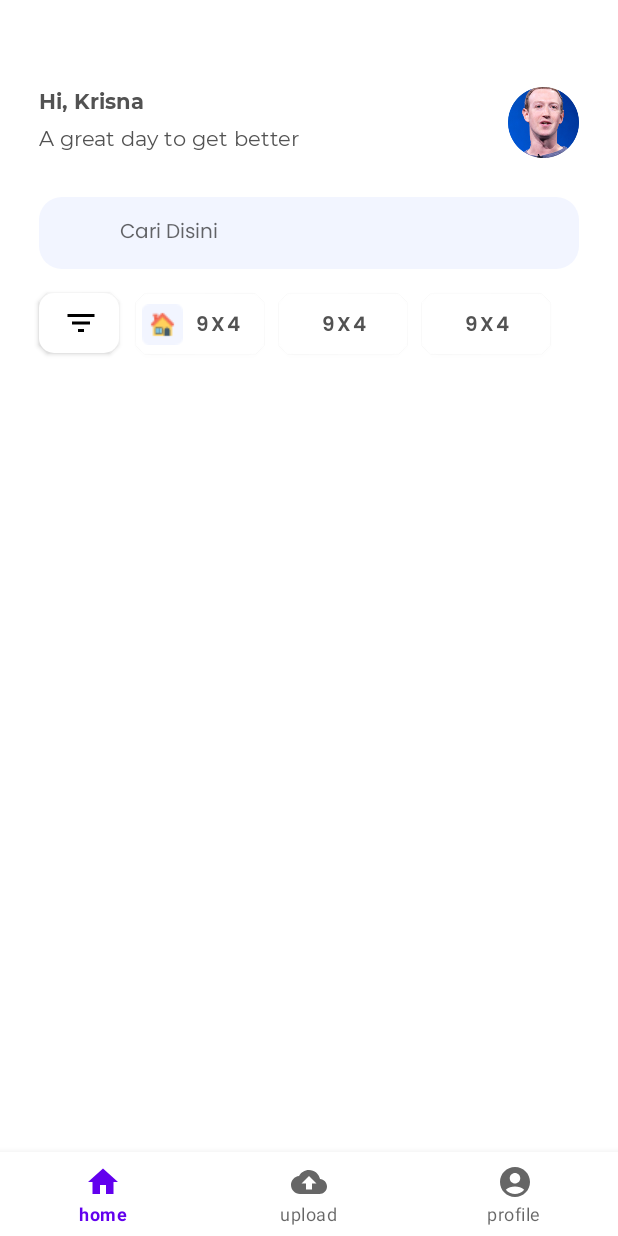
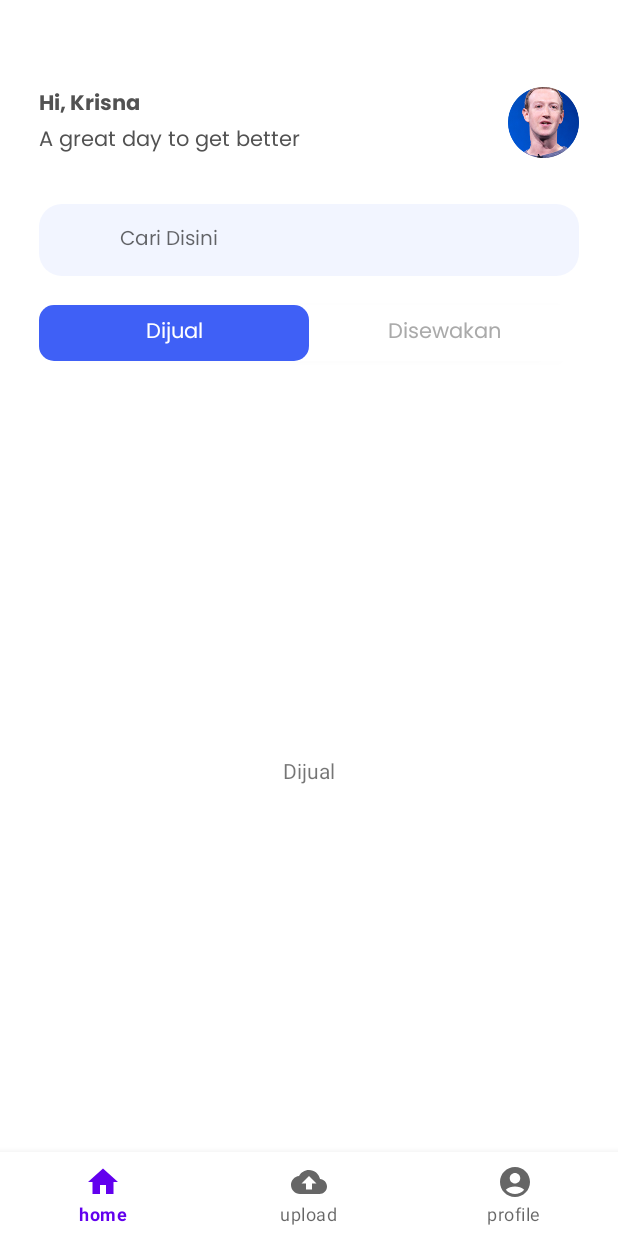
Before and after one commit to khrisnandika/PerumahanMobile, an Android app: the screen it shows after launch (MainActivity), on a phone screen of 412 x 824 dp. Run offline under Robolectric (Android 15) with nearby library versions, the phone set to English and light mode, and no system bars.

Commit message:
update home layout

```diff
--- /dev/null
+++ b/app/src/main/java/com/example/perumahan/DijualFragment.java
@@ -0,0 +1,21 @@
+package com.example.perumahan;
+
+import android.os.Bundle;
+
+import androidx.fragment.app.Fragment;
+
+import android.view.LayoutInflater;
+import android.view.View;
+import android.view.ViewGroup;
+
+
+public class DijualFragment extends Fragment {
+
+
+    @Override
+    public View onCreateView(LayoutInflater inflater, ViewGroup container,
+                             Bundle savedInstanceState) {
+        // Inflate the layout for this fragment
+        return inflater.inflate(R.layout.fragment_dijual, container, false);
+    }
+}
--- /dev/null
+++ b/app/src/main/java/com/example/perumahan/DisewakanFragment.java
@@ -0,0 +1,21 @@
+package com.example.perumahan;
+
+import android.os.Bundle;
+
+import androidx.fragment.app.Fragment;
+
+import android.view.LayoutInflater;
+import android.view.View;
+import android.view.ViewGroup;
+
+
+public class DisewakanFragment extends Fragment {
+
+
+    @Override
+    public View onCreateView(LayoutInflater inflater, ViewGroup container,
+                             Bundle savedInstanceState) {
+        // Inflate the layout for this fragment
+        return inflater.inflate(R.layout.fragment_disewakan, container, false);
+    }
+}
--- a/app/src/main/java/com/example/perumahan/HomeFragment.java
+++ b/app/src/main/java/com/example/perumahan/HomeFragment.java
@@ -1,5 +1,7 @@
 package com.example.perumahan;
 
+import android.graphics.Color;
+import android.graphics.Typeface;
 import android.os.Bundle;
 
 import androidx.fragment.app.Fragment;
@@ -7,15 +9,110 @@ import androidx.fragment.app.Fragment;
 import android.view.LayoutInflater;
 import android.view.View;
 import android.view.ViewGroup;
+import android.view.animation.Animation;
+import android.view.animation.TranslateAnimation;
+import android.widget.TextView;
 
 
 public class HomeFragment extends Fragment {
 
+    private TextView tab1, tab2;
+    private int selectedNumber = 1;
+
+    DijualFragment dijualFragment = new DijualFragment();
+    DisewakanFragment disewakanFragment = new DisewakanFragment();
 
     @Override
     public View onCreateView(LayoutInflater inflater, ViewGroup container,
                              Bundle savedInstanceState) {
         // Inflate the layout for this fragment
-        return inflater.inflate(R.layout.fragment_home, container, false);
+        View view = inflater.inflate(R.layout.fragment_home, container, false);
+
+        tab1 = view.findViewById(R.id.tabItem1);
+        tab2 = view.findViewById(R.id.tabItem2);
+
+        getChildFragmentManager().beginTransaction()
+                .setReorderingAllowed(true)
+                .replace(R.id.container, dijualFragment, null)
+                .commit();
+
+        tab1.setOnClickListener(new View.OnClickListener() {
+            @Override
+            public void onClick(View view) {
+                selectTab(1);
+            }
+        });
+
+        tab2.setOnClickListener(new View.OnClickListener() {
+            @Override
+            public void onClick(View view) {
+                selectTab(2);
+            }
+        });
+
+        return view;
+    }
+
+    private void selectTab(int tabNumber){
+
+        TextView selectedView, nonSelectedView;
+
+        if (tabNumber == 1) {
+            //pengguna telah memilih tab pertama sehingga textView pertama dipilih
+            selectedView = tab1;
+            nonSelectedView = tab2;
+
+            getChildFragmentManager().beginTransaction().setReorderingAllowed(true)
+                    .replace(R.id.container, dijualFragment, null)
+                    .commit();
+
+        } else {
+            //textView kedua yg tidak dipilih
+            selectedView = tab2;
+            nonSelectedView = tab1;
+
+            getChildFragmentManager().beginTransaction().setReorderingAllowed(true)
+                    .replace(R.id.container, disewakanFragment, null)
+                    .commit();
+        }
+
+        float slideTo = (tabNumber - selectedNumber) * selectedView.getWidth();
+
+        TranslateAnimation translateAnimation = new TranslateAnimation(0, slideTo, 0, 0);
+        translateAnimation.setDuration(100);
+
+        if (selectedNumber == 1) {
+            tab1.startAnimation(translateAnimation);
+        } else {
+            tab2.startAnimation(translateAnimation);
+        }
+
+        translateAnimation.setAnimationListener(new Animation.AnimationListener() {
+            @Override
+            public void onAnimationStart(Animation animation) {
+
+            }
+
+            @Override
+            public void onAnimationEnd(Animation animation) {
+
+                //mengubah tampilan ketika tabView diklik
+                selectedView.setBackgroundResource(R.drawable.rounded_btn);
+                selectedView.setTypeface(null, Typeface.BOLD);
+                selectedView.setTextColor(Color.WHITE);
+
+                //mengubah tampilan ketika tabView tidak di klik
+                nonSelectedView.setBackgroundColor(getResources().getColor(android.R.color.transparent));
+                nonSelectedView.setTextColor(Color.parseColor("#AAAAAA"));
+                nonSelectedView.setTypeface(null, Typeface.NORMAL);
+            }
+
+            @Override
+            public void onAnimationRepeat(Animation animation) {
+
+            }
+        });
+        selectedNumber = tabNumber;
+
     }
 }
--- a/app/src/main/res/drawable/rounded_btn.xml
+++ b/app/src/main/res/drawable/rounded_btn.xml
@@ -1,6 +1,6 @@
 <?xml version="1.0" encoding="utf-8"?>
 <shape xmlns:android="http://schemas.android.com/apk/res/android">
-    <solid android:color="#EFEFEF"/>
+    <solid android:color="#3F60F6"/>
     <corners
         android:topRightRadius="10dp"
         android:topLeftRadius="10dp"
--- /dev/null
+++ b/app/src/main/res/layout/fragment_dijual.xml
@@ -0,0 +1,15 @@
+<?xml version="1.0" encoding="utf-8"?>
+<RelativeLayout xmlns:android="http://schemas.android.com/apk/res/android"
+    xmlns:tools="http://schemas.android.com/tools"
+    android:layout_width="match_parent"
+    android:layout_height="match_parent"
+    tools:context=".DijualFragment">
+
+    <!-- TODO: Update blank fragment layout -->
+    <TextView
+        android:layout_width="match_parent"
+        android:layout_height="match_parent"
+        android:text="Dijual"
+        android:gravity="center"/>
+
+</RelativeLayout>
--- /dev/null
+++ b/app/src/main/res/layout/fragment_disewakan.xml
@@ -0,0 +1,15 @@
+<?xml version="1.0" encoding="utf-8"?>
+<FrameLayout xmlns:android="http://schemas.android.com/apk/res/android"
+    xmlns:tools="http://schemas.android.com/tools"
+    android:layout_width="match_parent"
+    android:layout_height="match_parent"
+    tools:context=".DisewakanFragment">
+
+    <!-- TODO: Update blank fragment layout -->
+    <TextView
+        android:layout_width="match_parent"
+        android:layout_height="match_parent"
+        android:text="Disewakan"
+        android:gravity="center"/>
+
+</FrameLayout>
--- a/app/src/main/res/layout/fragment_home.xml
+++ b/app/src/main/res/layout/fragment_home.xml
@@ -12,7 +12,7 @@
         android:layout_width="wrap_content"
         android:layout_height="wrap_content"
         android:text="Hi, Krisna"
-        android:fontFamily="@font/montserratbold"
+        android:fontFamily="@font/poppinsbold"
         android:layout_marginTop="57dp"
         android:textColor="@color/fontColor"
         android:layout_marginLeft="26dp"
@@ -22,10 +22,9 @@
         android:layout_width="wrap_content"
         android:layout_height="wrap_content"
         android:text="A great day to get better"
-        android:layout_marginTop="6dp"
         android:layout_below="@+id/txt1"
         android:textColor="@color/fontColor"
-        android:fontFamily="@font/montserratregular"
+        android:fontFamily="@font/poppinsregular"
         android:layout_marginLeft="26dp"
         />
     <ImageView
@@ -55,75 +54,48 @@
         />
 
     <LinearLayout
+        android:id="@+id/layoutButton"
         android:layout_width="match_parent"
-        android:layout_height="71dp"
+        android:layout_height="wrap_content"
         android:layout_below="@+id/fieldSearch"
-        android:orientation="horizontal">
+        android:layout_marginStart="26dp"
+        android:layout_marginTop="19dp"
+        android:layout_marginEnd="26dp"
+        android:layout_marginBottom="19dp"
+        android:background="@drawable/rounded_btn"
+        android:orientation="horizontal"
+        android:weightSum="3"
+        android:backgroundTint="@color/white"
+        android:elevation="2dp">
 
-        <Button
-            android:layout_width="53dp"
-            android:layout_height="40dp"
-            app:backgroundTint="@color/white"
-            android:shadowColor="@color/black"
-            android:elevation="3dp"
+        <TextView
+            android:id="@+id/tabItem1"
+            android:layout_width="0dp"
+            android:layout_height="37dp"
+            android:layout_weight="1.5"
+            android:text="Dijual"
+            android:gravity="center"
+            android:fontFamily="@font/poppinsregular"
+            android:textColor="@color/white"
             android:background="@drawable/rounded_btn"
-            android:drawableLeft="@drawable/ic_filter"
-            android:layout_marginLeft="26dp"
-            android:layout_marginTop="16dp"
-            android:src="@drawable/filter"
-            android:scaleType="fitCenter"
-            android:adjustViewBounds="true"
             />
-        <Button
-            android:layout_width="85dp"
-            android:layout_height="40dp"
-            app:backgroundTint="@color/white"
-            android:drawableLeft="@drawable/icons_home"
-            android:paddingLeft="4dp"
-            android:shadowColor="@color/black"
-            android:elevation="3dp"
-            android:background="@drawable/rounded_btn"
-            android:layout_marginLeft="11dp"
-            android:layout_marginTop="16dp"
-            android:scaleType="fitCenter"
-            android:adjustViewBounds="true"
-            android:text="9x4"
-            android:textSize="13sp"
-            android:textColor="@color/fontColor"
-            android:fontFamily="@font/poppinssemibold"
+        <TextView
+            android:id="@+id/tabItem2"
+            android:layout_width="0dp"
+            android:layout_height="37dp"
+            android:layout_weight="1.5"
+            android:text="Disewakan"
+            android:gravity="center"
+            android:fontFamily="@font/poppinsregular"
+            android:textColor="#AAAAAA"
             />
-        <Button
-            android:layout_width="85dp"
-            android:layout_height="40dp"
-            app:backgroundTint="@color/white"
-            android:shadowColor="@color/black"
-            android:elevation="3dp"
-            android:background="@drawable/rounded_btn"
-            android:layout_marginLeft="10dp"
-            android:layout_marginTop="16dp"
-            android:scaleType="fitCenter"
-            android:adjustViewBounds="true"
-            android:text="9x4"
-            android:textSize="13sp"
-            android:textColor="@color/fontColor"
-            android:fontFamily="@font/poppinssemibold"
-            />
-        <Button
-            android:layout_width="85dp"
-            android:layout_height="40dp"
-            app:backgroundTint="@color/white"
-            android:shadowColor="@color/black"
-            android:elevation="3dp"
-            android:background="@drawable/rounded_btn"
-            android:layout_marginLeft="10dp"
-            android:layout_marginTop="16dp"
-            android:scaleType="fitCenter"
-            android:adjustViewBounds="true"
-            android:text="9x4"
-            android:textSize="13sp"
-            android:textColor="@color/fontColor"
-            android:fontFamily="@font/poppinssemibold"
-            />
+
     </LinearLayout>
 
+    <FrameLayout
+        android:id="@+id/container"
+        android:layout_width="match_parent"
+        android:layout_height="match_parent"
+        android:layout_below="@id/layoutButton"/>
+
 </RelativeLayout>
```
